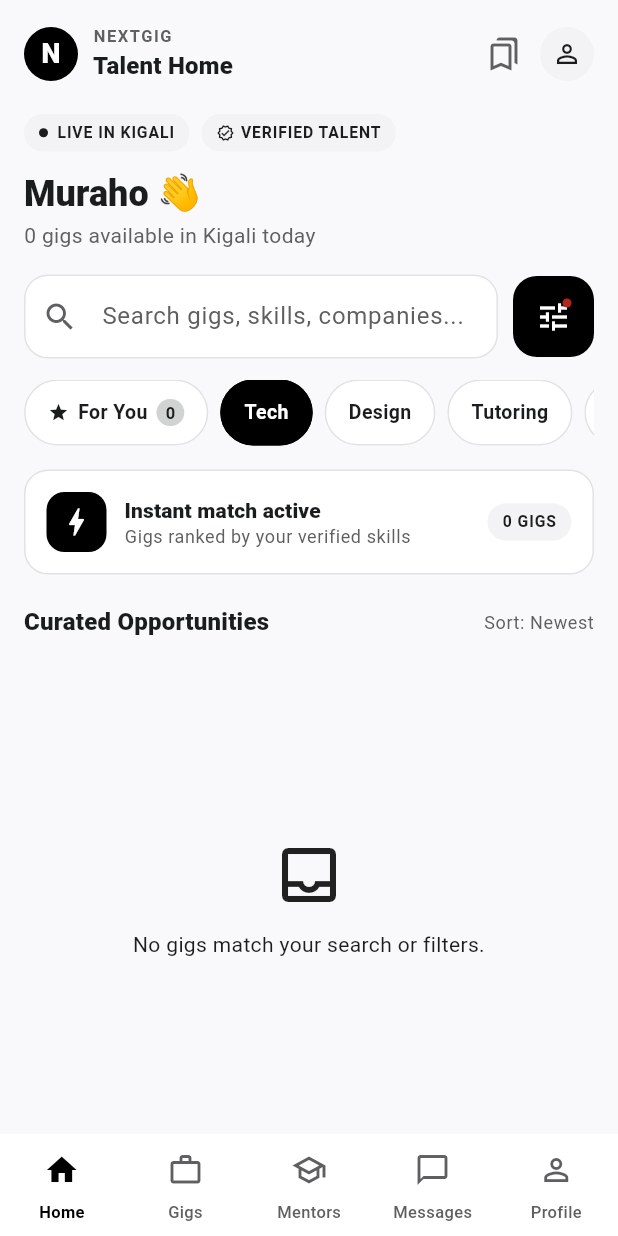
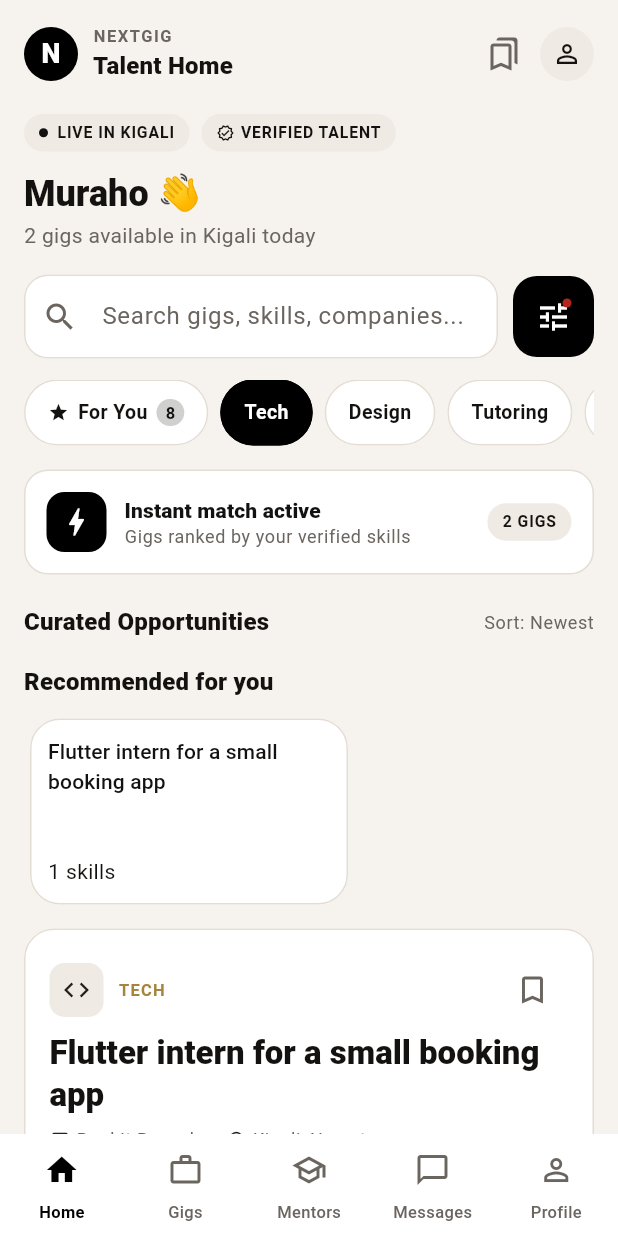
Before and after one commit to Hirwavsopps/nextgig-app, a Flutter app: the screen it shows once a user with an empty profile is signed in, after a tap on "Tech", on a phone screen of 412 x 824 dp. Run offline on Flutter 3.47's test engine with Material 3 defaults, Android fonts, the phone set to English and light mode, and no system bars; our stand-ins replace cloud_firestore, equatable, file_picker, firebase_auth, firebase_core, firebase_storage and 6 more; accounts and stored records are empty; network calls fail; Roboto replaces fonts that are missing (PlusJakartaSans).

Commit message:
theme: update light/dark theme colors, add component themes, and auto-seed empty feed

```diff
--- a/lib/core/theme/app_colors.dart
+++ b/lib/core/theme/app_colors.dart
@@ -1,31 +1,40 @@
 import 'package:flutter/material.dart';
 
-/// Colors sampled from the Figma prototype screenshots.
-/// If the designers change a color in Figma, change it here and nowhere else.
+/// Black is the brand color. Brass is the only accent, shared by light and dark.
 class AppColors {
   const AppColors._();
 
   /// Screen background.
-  static const Color background = Color(0xFFF9F9FB);
+  static const Color background = Color(0xFFF6F3EE);
 
   /// Cards and sheets.
   static const Color surface = Color(0xFFFFFFFF);
 
   /// Chips, input fields and tiles.
-  static const Color fill = Color(0xFFF3F3F5);
+  static const Color fill = Color(0xFFEFEAE3);
 
   /// Card and field outlines.
-  static const Color border = Color(0xFFE2E2E4);
+  static const Color border = Color(0xFFE4DDD4);
 
   /// Main text.
-  static const Color ink = Color(0xFF1A1C1D);
+  static const Color ink = Color(0xFF141210);
 
   /// Buttons, logo and selected chips.
   static const Color primary = Color(0xFF000000);
   static const Color onPrimary = Color(0xFFFFFFFF);
 
-  /// Secondary text (6:1 contrast on the background).
-  static const Color muted = Color(0xFF5F5E60);
+  /// Pay, links and category marks. Sits next to black without competing with it.
+  static const Color accent = Color(0xFFA6843D);
+
+  /// Secondary text (about 6:1 on the paper background).
+  static const Color muted = Color(0xFF6B6560);
+
+  static const Color darkBackground = Color(0xFF0C0C0C);
+  static const Color darkSurface = Color(0xFF161616);
+  static const Color darkFill = Color(0xFF242220);
+  static const Color darkBorder = Color(0xFF3A342C);
+  static const Color darkInk = Color(0xFFF3EFE8);
+  static const Color darkMuted = Color(0xFFB7B0A6);
 
   /// Log out button background and error color.
   static const Color dangerFill = Color(0xFFFFDAD6);
--- a/lib/core/theme/app_theme.dart
+++ b/lib/core/theme/app_theme.dart
@@ -12,6 +12,91 @@ class AppTheme {
   const AppTheme._();
 
   static const String fontFamily = 'PlusJakartaSans';
+
+  static ThemeData _theme({
+    required ColorScheme scheme,
+    required Color scaffold,
+    required Color navBackground,
+    required Color navSelected,
+    required Color navUnselected,
+  }) {
+    final controlRadius = BorderRadius.circular(AppRadii.control);
+    final controlShape = RoundedRectangleBorder(borderRadius: controlRadius);
+    OutlineInputBorder fieldBorder(Color color, {double width = 1}) {
+      return OutlineInputBorder(
+        borderRadius: controlRadius,
+        borderSide: BorderSide(color: color, width: width),
+      );
+    }
+
+    return ThemeData(
+      useMaterial3: true,
+      fontFamily: fontFamily,
+      colorScheme: scheme,
+      scaffoldBackgroundColor: scaffold,
+      appBarTheme: AppBarTheme(
+        backgroundColor: scaffold,
+        foregroundColor: scheme.onSurface,
+        elevation: 0,
+        scrolledUnderElevation: 0,
+        surfaceTintColor: Colors.transparent,
+      ),
+      filledButtonTheme: FilledButtonThemeData(
+        style: FilledButton.styleFrom(
+          backgroundColor: scheme.primary,
+          foregroundColor: scheme.onPrimary,
+          shape: controlShape,
+        ),
+      ),
+      outlinedButtonTheme: OutlinedButtonThemeData(
+        style: OutlinedButton.styleFrom(
+          foregroundColor: scheme.onSurface,
+          side: BorderSide(color: scheme.outlineVariant),
+          shape: controlShape,
+        ),
+      ),
+      floatingActionButtonTheme: FloatingActionButtonThemeData(
+        backgroundColor: scheme.primary,
+        foregroundColor: scheme.onPrimary,
+        elevation: 0,
+      ),
+      inputDecorationTheme: InputDecorationTheme(
+        filled: true,
+        fillColor: scheme.surfaceContainerHighest,
+        border: fieldBorder(scheme.outlineVariant),
+        enabledBorder: fieldBorder(scheme.outlineVariant),
+        focusedBorder: fieldBorder(scheme.primary, width: 1.4),
+      ),
+      cardTheme: CardThemeData(
+        color: scheme.surface,
+        elevation: 0,
+        shape: RoundedRectangleBorder(
+          borderRadius: BorderRadius.circular(AppRadii.card),
+          side: BorderSide(color: scheme.outlineVariant),
+        ),
+      ),
+      segmentedButtonTheme: SegmentedButtonThemeData(
+        style: ButtonStyle(
+          backgroundColor: WidgetStateProperty.resolveWith((states) {
+            if (states.contains(WidgetState.selected)) return scheme.primary;
+            return scheme.surface;
+          }),
+          foregroundColor: WidgetStateProperty.resolveWith((states) {
+            if (states.contains(WidgetState.selected)) return scheme.onPrimary;
+            return scheme.onSurface;
+          }),
+          side: WidgetStateProperty.all(
+            BorderSide(color: scheme.outlineVariant),
+          ),
+        ),
+      ),
+      navigationBarTheme: _navigationBarTheme(
+        background: navBackground,
+        selected: navSelected,
+        unselected: navUnselected,
+      ),
+    );
+  }
 
   static NavigationBarThemeData _navigationBarTheme({
     required Color background,
@@ -38,13 +123,12 @@ class AppTheme {
     );
   }
 
-  static ThemeData get light => ThemeData(
-    useMaterial3: true,
-    fontFamily: fontFamily,
-    colorScheme: const ColorScheme.light(
+  static ThemeData get light => _theme(
+    scheme: const ColorScheme.light(
       primary: AppColors.primary,
       onPrimary: AppColors.onPrimary,
-      secondary: AppColors.ink,
+      secondary: AppColors.accent,
+      onSecondary: AppColors.primary,
       surface: AppColors.surface,
       onSurface: AppColors.ink,
       onSurfaceVariant: AppColors.muted,
@@ -52,33 +136,28 @@ class AppTheme {
       outlineVariant: AppColors.border,
       error: AppColors.danger,
     ),
-    scaffoldBackgroundColor: AppColors.background,
-    navigationBarTheme: _navigationBarTheme(
-      background: AppColors.surface,
-      selected: AppColors.primary,
-      unselected: AppColors.muted,
-    ),
+    scaffold: AppColors.background,
+    navBackground: AppColors.surface,
+    navSelected: AppColors.primary,
+    navUnselected: AppColors.muted,
   );
 
-  static ThemeData get dark => ThemeData(
-    useMaterial3: true,
-    fontFamily: fontFamily,
-    colorScheme: const ColorScheme.dark(
-      primary: Color(0xFFFFFFFF),
-      onPrimary: Color(0xFF000000),
-      secondary: Color(0xFFEDEDED),
-      surface: Color(0xFF1B1B1B),
-      onSurface: Color(0xFFEDEDED),
-      onSurfaceVariant: Color(0xFFB0B0B2),
-      surfaceContainerHighest: Color(0xFF2A2A2C),
-      outlineVariant: Color(0xFF3A3A3C),
+  static ThemeData get dark => _theme(
+    scheme: const ColorScheme.dark(
+      primary: AppColors.onPrimary,
+      onPrimary: AppColors.primary,
+      secondary: AppColors.accent,
+      onSecondary: AppColors.primary,
+      surface: AppColors.darkSurface,
+      onSurface: AppColors.darkInk,
+      onSurfaceVariant: AppColors.darkMuted,
+      surfaceContainerHighest: AppColors.darkFill,
+      outlineVariant: AppColors.darkBorder,
       error: Color(0xFFFFB4AB),
     ),
-    scaffoldBackgroundColor: const Color(0xFF121212),
-    navigationBarTheme: _navigationBarTheme(
-      background: const Color(0xFF1B1B1B),
-      selected: const Color(0xFFFFFFFF),
-      unselected: const Color(0xFFB0B0B2),
-    ),
+    scaffold: AppColors.darkBackground,
+    navBackground: AppColors.darkSurface,
+    navSelected: AppColors.darkInk,
+    navUnselected: AppColors.darkMuted,
   );
 }
--- a/lib/core/widgets/gig_card.dart
+++ b/lib/core/widgets/gig_card.dart
@@ -72,7 +72,7 @@ class GigCard extends StatelessWidget {
                       style: theme.textTheme.labelSmall?.copyWith(
                         letterSpacing: 0.8,
                         fontWeight: FontWeight.w700,
-                        color: scheme.onSurfaceVariant,
+                        color: scheme.secondary,
                       ),
                     ),
                   ),
@@ -140,6 +140,7 @@ class GigCard extends StatelessWidget {
                 formatRwf(gig.pay),
                 style: theme.textTheme.headlineSmall?.copyWith(
                   fontWeight: FontWeight.w800,
+                  color: scheme.secondary,
                 ),
               ),
               const SizedBox(height: 6),
--- a/lib/features/gigs/presentation/screens/gig_feed_screen.dart
+++ b/lib/features/gigs/presentation/screens/gig_feed_screen.dart
@@ -1,3 +1,4 @@
+import 'package:cloud_firestore/cloud_firestore.dart';
 import 'package:flutter/material.dart';
 import 'package:flutter_bloc/flutter_bloc.dart';
 import 'package:go_router/go_router.dart';
@@ -5,6 +6,8 @@ import 'package:nextgig/core/constants/app_constants.dart';
 import 'package:nextgig/core/di/injection.dart';
 import 'package:nextgig/core/router/app_routes.dart';
 import 'package:nextgig/core/theme/app_theme.dart';
+import 'package:nextgig/core/utils/messenger.dart';
+import 'package:nextgig/core/utils/seed_gigs.dart';
 import 'package:nextgig/core/widgets/brand_logo.dart';
 import 'package:nextgig/core/widgets/empty_view.dart';
 import 'package:nextgig/core/widgets/error_view.dart';
@@ -28,7 +31,7 @@ class GigFeedScreen extends StatelessWidget {
 
   @override
   Widget build(BuildContext context) {
-    final uid = context.read<AuthCubit>().state.user?.uid;
+    final uid = context.watch<AuthCubit>().state.user?.uid;
     final category = context.read<SettingsCubit>().state.preferredCategory;
     return MultiBlocProvider(
       providers: [
@@ -40,13 +43,32 @@ class GigFeedScreen extends StatelessWidget {
             create: (_) => sl<ProfileCubit>()..watch(uid),
           ),
       ],
-      child: const _GigFeedView(),
+      child: _GigFeedView(showRecommended: uid != null),
     );
   }
 }
 
-class _GigFeedView extends StatelessWidget {
-  const _GigFeedView();
+class _GigFeedView extends StatefulWidget {
+  const _GigFeedView({required this.showRecommended});
+
+  /// True only in the same build that provided [ProfileCubit].
+  final bool showRecommended;
+
+  @override
+  State<_GigFeedView> createState() => _GigFeedViewState();
+}
+
+class _GigFeedViewState extends State<_GigFeedView> {
+  var _seedStarted = false;
+
+  @override
+  void initState() {
+    super.initState();
+    WidgetsBinding.instance.addPostFrameCallback((_) {
+      if (!mounted) return;
+      _seedIfEmpty(context.read<GigFeedCubit>().state);
+    });
+  }
 
   void _openFilters(BuildContext context) {
     final cubit = context.read<GigFeedCubit>();
@@ -118,8 +140,42 @@ class _GigFeedView extends StatelessWidget {
   }
 
   @override
+  void didUpdateWidget(covariant _GigFeedView oldWidget) {
+    super.didUpdateWidget(oldWidget);
+    if (widget.showRecommended && !oldWidget.showRecommended) {
+      _seedIfEmpty(context.read<GigFeedCubit>().state);
+    }
+  }
+
+  void _seedIfEmpty(GigFeedState state) {
+    if (_seedStarted) return;
+    if (state.status != GigFeedStatus.loaded || state.allGigs.isNotEmpty) {
+      return;
+    }
+    final user = context.read<AuthCubit>().state.user;
+    if (user == null) return;
+    _seedStarted = true;
+    _writeSample(
+      uid: user.uid,
+      name: user.name.isEmpty ? 'NextGig user' : user.name,
+    );
+  }
+
+  Future<void> _writeSample({required String uid, required String name}) async {
+    try {
+      await seedDemoData(sl<FirebaseFirestore>(), uid: uid, name: name);
+    } catch (error) {
+      if (mounted) showAppMessage(context, '$error');
+    }
+  }
+
+  @override
   Widget build(BuildContext context) {
-    return Scaffold(
+    return BlocListener<GigFeedCubit, GigFeedState>(
+      listenWhen: (previous, next) =>
+          next.status == GigFeedStatus.loaded && next.allGigs.isEmpty,
+      listener: (context, state) => _seedIfEmpty(state),
+      child: Scaffold(
         body: SafeArea(
           child: BlocBuilder<GigFeedCubit, GigFeedState>(
             builder: (context, state) {
@@ -131,8 +187,8 @@ class _GigFeedView extends StatelessWidget {
                       onOpenFilters: () => _openFilters(context),
                     ),
                   ),
-                if (state.status == GigFeedStatus.loaded &&
-                    context.read<AuthCubit>().state.user != null)
+                  if (widget.showRecommended &&
+                      state.status == GigFeedStatus.loaded)
                     SliverToBoxAdapter(
                       child: _RecommendedRow(gigs: state.allGigs),
                     ),
@@ -140,6 +196,7 @@ class _GigFeedView extends StatelessWidget {
                 ],
               );
             },
+          ),
         ),
       ),
     );
--- a/lib/features/postings/presentation/screens/postings_screen.dart
+++ b/lib/features/postings/presentation/screens/postings_screen.dart
@@ -15,7 +15,7 @@ class PostingsScreen extends StatelessWidget {
 
   @override
   Widget build(BuildContext context) {
-    final uid = context.read<AuthCubit>().state.user?.uid;
+    final uid = context.watch<AuthCubit>().state.user?.uid;
     if (uid == null) return const SizedBox.shrink();
     return BlocProvider(
       create: (_) => sl<PostingsCubit>()..watch(uid),
--- a/lib/features/profile/presentation/screens/profile_screen.dart
+++ b/lib/features/profile/presentation/screens/profile_screen.dart
@@ -20,7 +20,7 @@ class ProfileScreen extends StatelessWidget {
 
   @override
   Widget build(BuildContext context) {
-    final me = context.read<AuthCubit>().state.user;
+    final me = context.watch<AuthCubit>().state.user;
     final profileUid = uid ?? me?.uid;
     if (profileUid == null) return const SizedBox.shrink();
     final mine = profileUid == me?.uid;
--- a/lib/features/settings/presentation/screens/settings_screen.dart
+++ b/lib/features/settings/presentation/screens/settings_screen.dart
@@ -102,10 +102,8 @@ class SettingsScreen extends StatelessWidget {
         name: user.name.isEmpty ? 'NextGig user' : user.name,
       );
       if (context.mounted) showAppMessage(context, 'Sample data is ready.');
-    } catch (_) {
-      if (context.mounted) {
-        showAppMessage(context, 'Could not load sample data.');
-      }
+    } catch (error) {
+      if (context.mounted) showAppMessage(context, '$error');
     }
   }
 }
```
Lines whose indentation alone changed are shown as unchanged.
